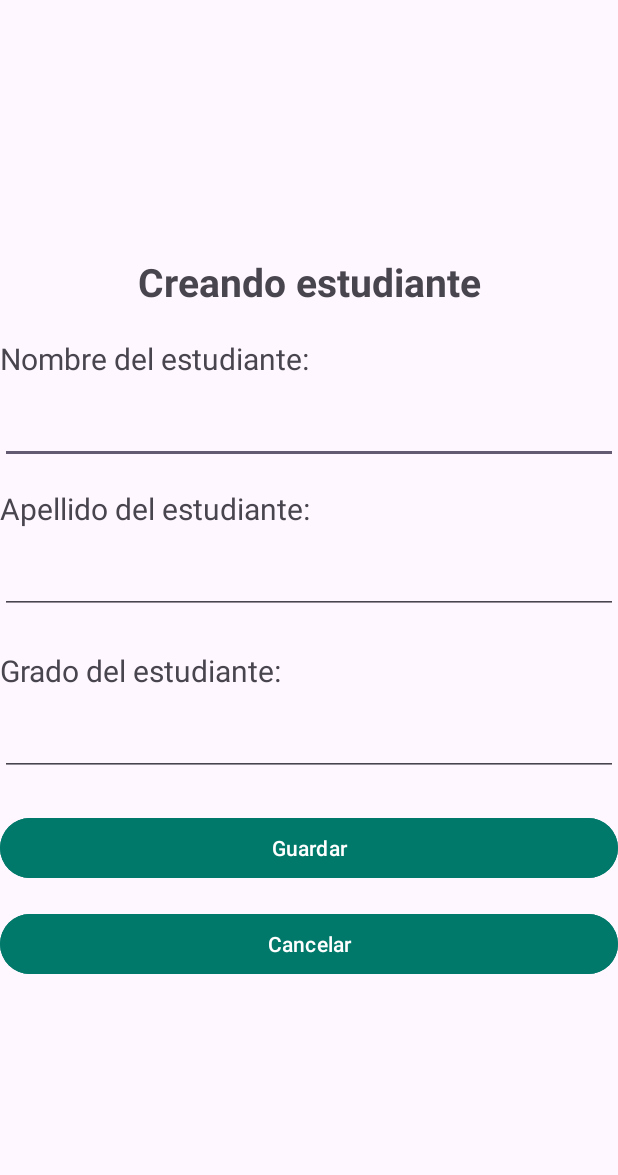
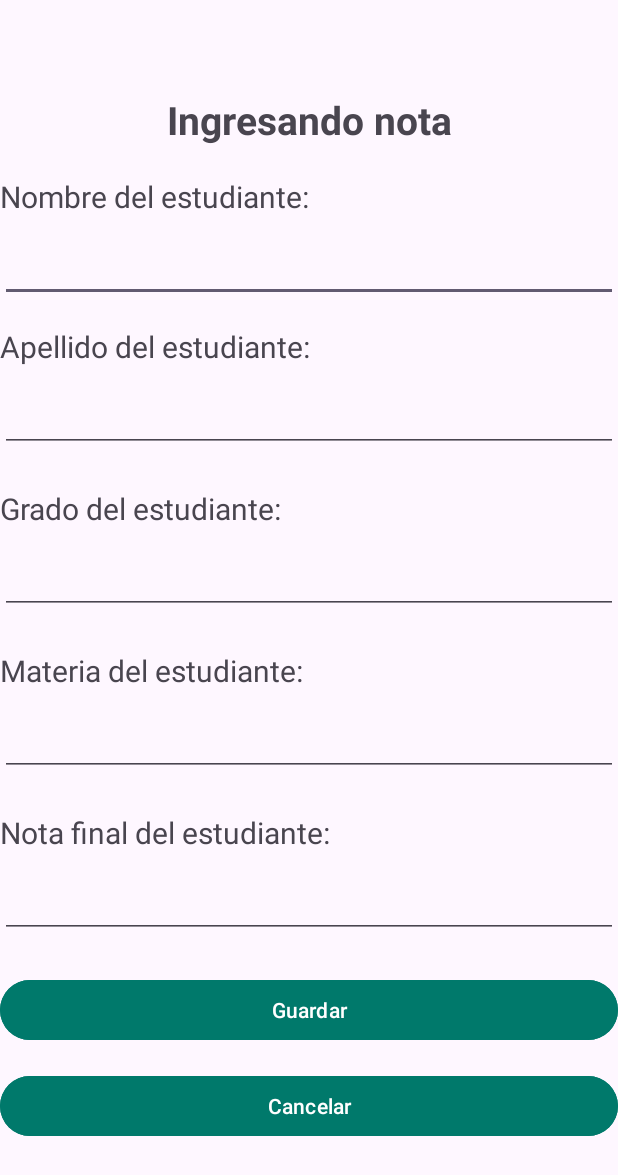
Before and after one commit to DMancia03/desafio-2-dsm, an Android app: the AddEstudianteActivity screen opened directly, with no data from a screen before it, on a phone screen of 412 x 824 dp. Shown: the top 1175 px of the screen. Run offline under Robolectric (Android 15) with nearby library versions, the phone set to English and light mode, and no system bars; our stand-ins replace Firebase (no records; nobody signed in at launch, a user with empty details on screens opened directly).

Commit message:
Agregando validaciones y diseño en main activity

```diff
--- a/app/src/main/java/sv/edu/udb/colegiostone/MainActivity.kt
+++ b/app/src/main/java/sv/edu/udb/colegiostone/MainActivity.kt
@@ -58,12 +58,14 @@ class MainActivity : AppCompatActivity() {
 
         lista_estudiantes.setOnItemClickListener(object  : AdapterView.OnItemClickListener{
             override fun onItemClick(p0: AdapterView<*>?, p1: View?, p2: Int, p3: Long) {
-                val intent_agregar = Intent(baseContext, AddEstudianteActivity::class.java)
+                val intent_agregar = Intent(this@MainActivity, AddEstudianteActivity::class.java)
                 intent_agregar.putExtra("accion", Accion.editar)
                 intent_agregar.putExtra("id", estudiantes!![p2].key)
                 intent_agregar.putExtra("nombre", estudiantes!![p2].nombre)
                 intent_agregar.putExtra("apellido", estudiantes!![p2].apellido)
                 intent_agregar.putExtra("grado", estudiantes!![p2].grado)
+                intent_agregar.putExtra("materia", estudiantes!![p2].materia)
+                intent_agregar.putExtra("notaFinal", estudiantes!![p2].notaFinal)
                 startActivity(intent_agregar)
             }
         })
--- a/app/src/main/res/layout/activity_add_estudiante.xml
+++ b/app/src/main/res/layout/activity_add_estudiante.xml
@@ -72,6 +72,43 @@
         android:ems="10"
         android:layout_marginBottom="24dp"
         android:padding="12dp"/>
+
+    <TextView
+        android:id="@+id/lbMateria"
+        android:layout_width="match_parent"
+        android:layout_height="wrap_content"
+        android:text="@string/agregar_materia"
+        android:textSize="20sp"
+        android:layout_marginBottom="8dp"
+        android:gravity="start"/>
+
+    <EditText
+        android:id="@+id/txtMateriaEstudiante"
+        android:layout_width="match_parent"
+        android:layout_height="wrap_content"
+        android:inputType="text"
+        android:ems="10"
+        android:layout_marginBottom="24dp"
+        android:padding="12dp"/>
+
+    <TextView
+        android:id="@+id/lbNotaFinal"
+        android:layout_width="match_parent"
+        android:layout_height="wrap_content"
+        android:text="@string/agregar_nota_final"
+        android:textSize="20sp"
+        android:layout_marginBottom="8dp"
+        android:gravity="start"/>
+
+    <EditText
+        android:id="@+id/txtNotaFinalEstudiante"
+        android:layout_width="match_parent"
+        android:layout_height="wrap_content"
+        android:inputType="numberDecimal"
+        android:ems="10"
+        android:layout_marginBottom="24dp"
+        android:padding="12dp"/>
+
     <Button
         android:id="@+id/btnAceptar"
         android:layout_width="match_parent"
@@ -79,12 +116,14 @@
         android:text="@string/agregar_aceptar"
         android:backgroundTint="#00796B"
         android:layout_marginBottom="16dp"
-        android:layout_gravity="center"/>
+        android:layout_gravity="center"
+        android:textColor="@color/white"/>
     <Button
         android:id="@+id/btnCancelar"
         android:layout_width="match_parent"
         android:layout_height="wrap_content"
         android:text="@string/agregar_cancelar"
         android:backgroundTint="#00796B"
-        android:layout_gravity="center"/>
+        android:layout_gravity="center"
+        android:textColor="@color/white"/>
 </LinearLayout>
--- a/app/src/main/res/values/strings.xml
+++ b/app/src/main/res/values/strings.xml
@@ -9,14 +9,16 @@
     <string name="inicio_login">Iniciar Sesion </string>
     <string name="nuevo_login">¿No tienes cuenta? Regístrate </string>
     <string name="bienvenido_registro">REGISTRARME</string>
-    <string name="agregar_estudiante">Nuevo estudiante</string>
+    <string name="agregar_estudiante">Ingresar nueva nota</string>
     <string name="bienvenido_maestro">Bienvenido/a maestro/a</string>
     <!-- Agregar estudiante -->
-    <string name="agregar_bienvenida">Creando estudiante</string>
+    <string name="agregar_bienvenida">Ingresando nota</string>
     <string name="agregar_codigo">Código del estudiante:</string>
     <string name="agregar_nombre">Nombre del estudiante:</string>
     <string name="agregar_apellido">Apellido del estudiante:</string>
     <string name="agregar_grado">Grado del estudiante:</string>
+    <string name="agregar_materia">Materia del estudiante:</string>
+    <string name="agregar_nota_final">Nota final del estudiante:</string>
     <string name="agregar_aceptar">Guardar</string>
     <string name="agregar_cancelar">Cancelar</string>
 </resources>
```
Also changed, not shown: app/src/main/java/sv/edu/udb/colegiostone/AdaptadorEstudiante.kt (+8 -6 lines), app/src/main/java/sv/edu/udb/colegiostone/AddEstudianteActivity.kt (+77 -9 lines), app/src/main/java/sv/edu/udb/colegiostone/modelos/Estudiante.kt (+8 -2 lines), app/src/main/java/sv/edu/udb/colegiostone/utils/ToastHelper.kt (added, +11 -0 lines), app/src/main/res/layout/activity_main.xml (+13 -6 lines), app/src/main/res/layout/estudiante_layout.xml (+12 -0 lines).
